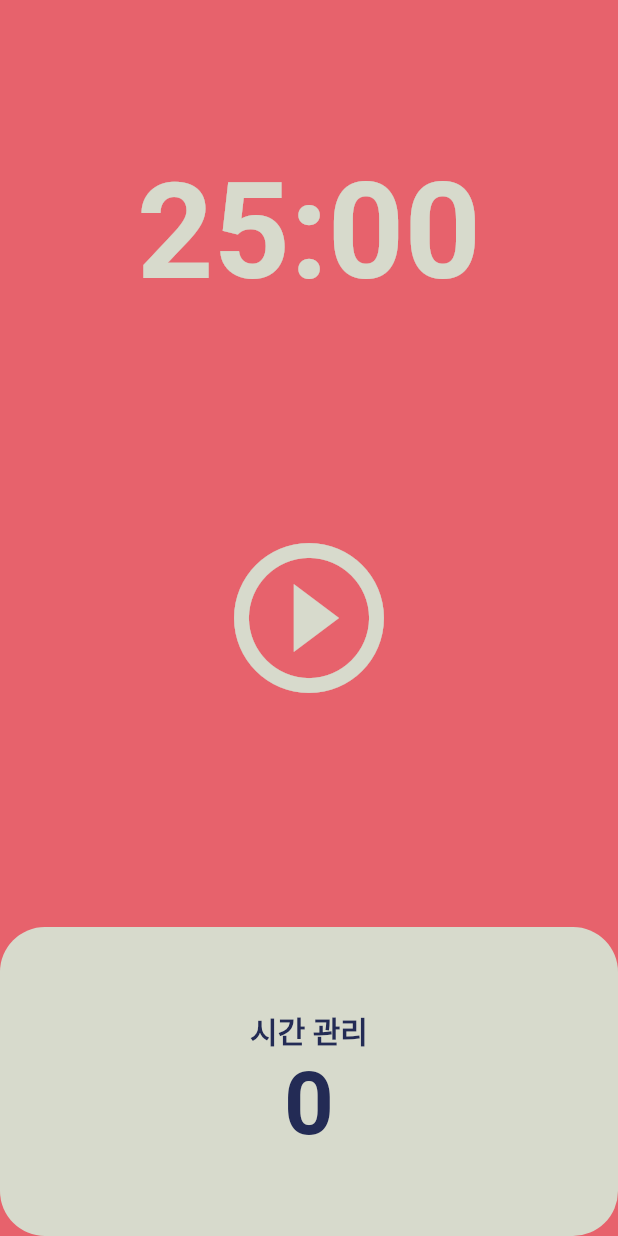
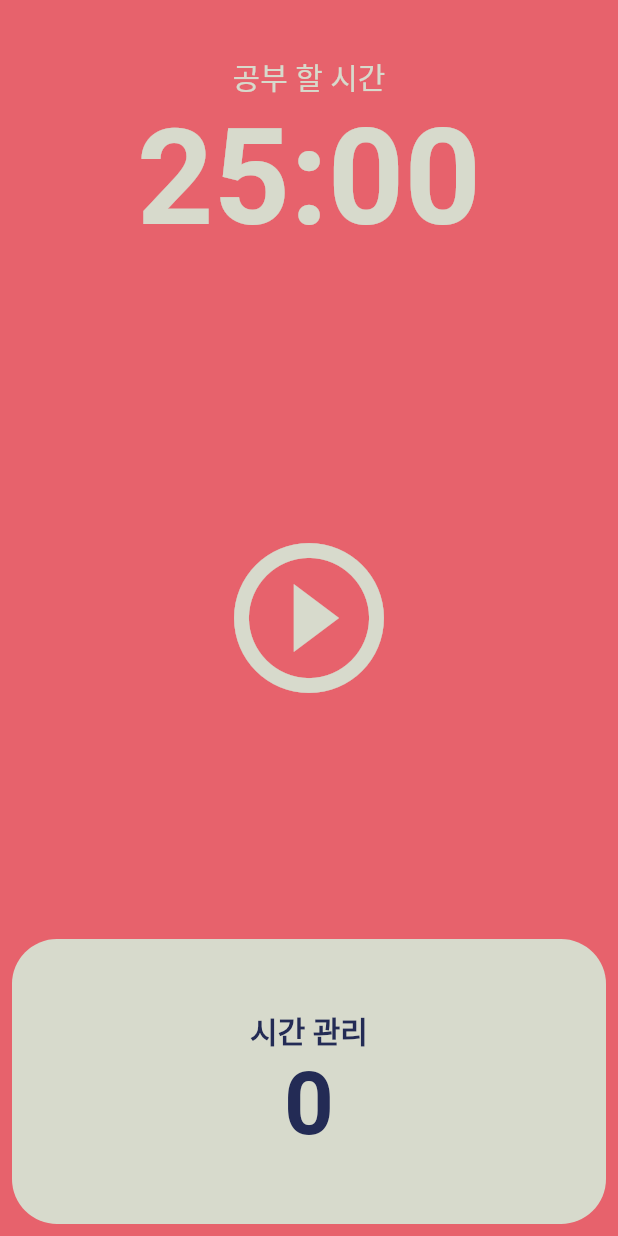
Before and after one commit to minseo-and/pomodoro, a Flutter app: the screen it shows after launch, on a phone screen of 412 x 824 dp. Run offline on Flutter 3.47's test engine with Material 2 defaults, Android fonts, the phone set to English and light mode, and no system bars.

Commit message:
휴식시간 구현

```diff
--- a/lib/screens/homescreen.dart
+++ b/lib/screens/homescreen.dart
@@ -11,17 +11,35 @@ class HomeScreen extends StatefulWidget {
 
 class _HomeScreenState extends State<HomeScreen> {
   static const twentyFiveMinutes = 1500;
+  static const fiveMinuies = 300;
   int totalSeconds = twentyFiveMinutes;
   bool isRunning = false;
+  bool isStudy = true;
   int totalPomodoros = 0;
   late Timer timer;
 
   void onTick(Timer timer) {
     if(totalSeconds == 0){
       setState(() {
-        totalPomodoros++;
         isRunning = false;
-        totalSeconds = twentyFiveMinutes;
+        showDialog(
+            context: context,
+            builder: (BuildContext context) {
+              return AlertDialog(
+                content: Text(isStudy ? '5분 휴식' : '공부할 시간'),
+                actions: [
+                  ElevatedButton
+                  (
+                    onPressed:(){
+                      isStudy = !isStudy;
+                      Navigator.of(context).pop();
+                    },
+                    child: Text('확인'))
+                ],
+              );
+            });
+
+        isStudy ? {totalSeconds = twentyFiveMinutes, totalPomodoros++} : totalSeconds = fiveMinuies;
       });
       timer.cancel();
     } else {
@@ -64,12 +82,22 @@ class _HomeScreenState extends State<HomeScreen> {
               flex: 1,
               child: Container(
                 alignment: Alignment.bottomCenter,
-                child: Text(
+                child: Column(
+                  mainAxisAlignment: MainAxisAlignment.center,
+                  children: [
+                    Text(isStudy ? '공부 할 시간' : '5분 휴식',
+                    style: TextStyle(
+                      color: Theme.of(context).cardColor,
+                      fontSize: 20,
+                    ),),
+                    Text(
                       format(totalSeconds),
                       style: TextStyle(
                           color: Theme.of(context).cardColor,
                           fontSize: 89,
                           fontWeight: FontWeight.w600),
+                    ),
+                  ],
                 ),
               )),
           Flexible(
@@ -86,6 +114,8 @@ class _HomeScreenState extends State<HomeScreen> {
               )),
           Flexible(
               flex: 1,
+              child: Padding(
+                padding: const EdgeInsets.all(8.0),
                 child: Row(
                   children: [
                     Expanded(
@@ -122,9 +152,11 @@ class _HomeScreenState extends State<HomeScreen> {
                       ),
                     ),
                   ],
+                ),
               )),
         ],
       ),
     );
+
   }
 }
```
Lines whose indentation alone changed are shown as unchanged.
